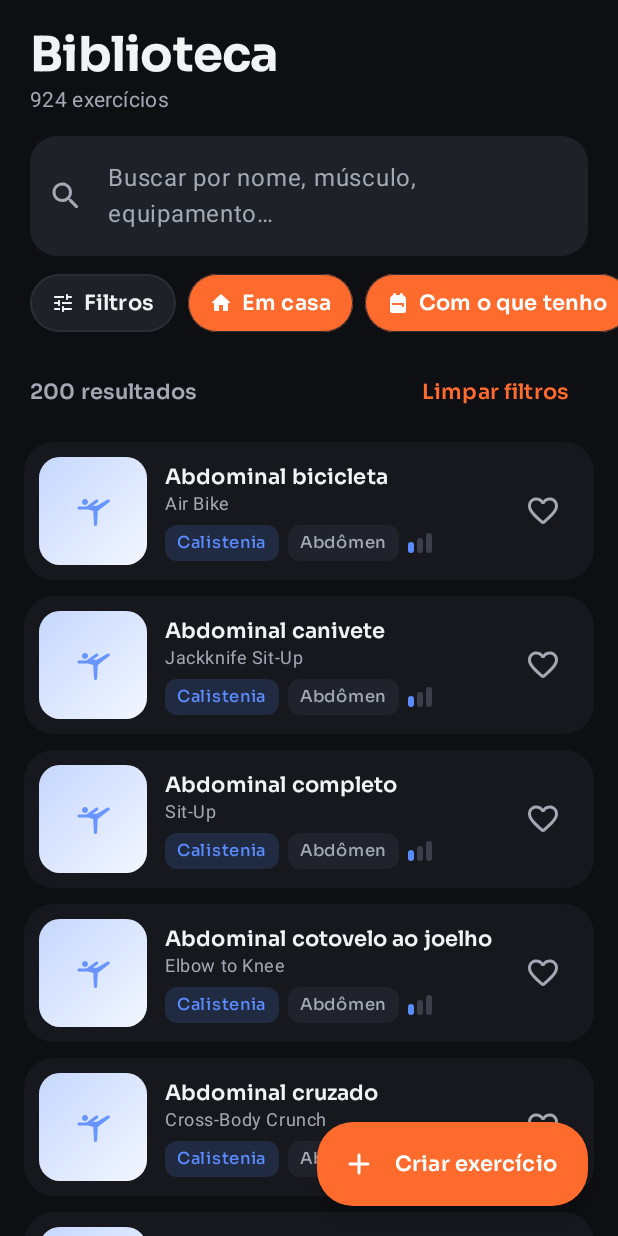
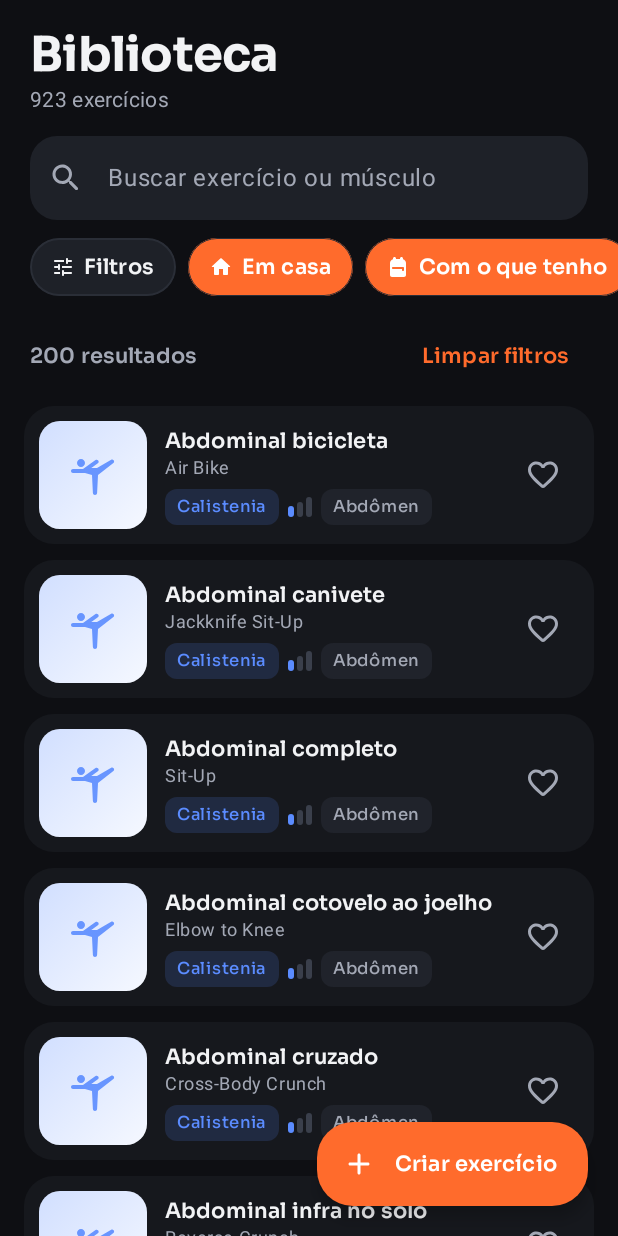
Before and after one commit to Eduardochimchek/fitforge, an Android app built with Jetpack Compose: the composable LibraryScreen shown on its own in the app's theme, after a tap on "Com o que tenho", on a phone screen of 412 x 824 dp. Run offline under Robolectric (Android 15) with nearby library versions, the phone set to English and light mode, and no system bars; our stand-ins replace Dagger/Hilt's generated code, Room's generated code; libraries missing offline, so code that uses them is left out: androidx.hilt.lifecycle; pictures from the network do not load; 2 other taps on this screen came first.

Commit message:
Ajustes do teste no celular: duplicata removida, seed apaga exercício que saiu da base, tags e busca
- Remove o extra 'Abdominal bicicleta' (o Air_Bike do dataset já é ele, com fotos)
- Seed v2 também apaga exercícios nativos que não existem mais no JSON
- Tag de músculo não quebra linha; placeholder escuro e ícone no tamanho certo
- Filtro de músculo numa seção só; busca prioriza exercício com imagem
- Degradê no topo da foto do detalhe para os ícones ficarem legíveis
- Fetcher OkHttp explícito no Coil e log de imagens no debug

Co-Authored-By: Claude Opus 5.5 <noreply@anthropic.com>

```diff
--- a/app/src/main/java/app/fitforge/FitForgeApp.kt
+++ b/app/src/main/java/app/fitforge/FitForgeApp.kt
@@ -8,7 +8,9 @@ import coil3.SingletonImageLoader
 import coil3.disk.DiskCache
 import coil3.gif.AnimatedImageDecoder
 import coil3.gif.GifDecoder
+import coil3.network.okhttp.OkHttpNetworkFetcherFactory
 import coil3.request.crossfade
+import coil3.util.DebugLogger
 import dagger.hilt.android.HiltAndroidApp
 import okio.Path.Companion.toOkioPath
 
@@ -17,6 +19,7 @@ class FitForgeApp : Application(), SingletonImageLoader.Factory {
     override fun newImageLoader(context: PlatformContext): ImageLoader =
         ImageLoader.Builder(context)
             .components {
+                add(OkHttpNetworkFetcherFactory())
                 if (Build.VERSION.SDK_INT >= 28) add(AnimatedImageDecoder.Factory()) else add(GifDecoder.Factory())
             }
             .diskCache {
@@ -26,5 +29,6 @@ class FitForgeApp : Application(), SingletonImageLoader.Factory {
                     .build()
             }
             .crossfade(true)
+            .apply { if (BuildConfig.DEBUG) logger(DebugLogger()) }
             .build()
 }
--- a/app/src/main/java/app/fitforge/data/db/ExerciseDao.kt
+++ b/app/src/main/java/app/fitforge/data/db/ExerciseDao.kt
@@ -24,6 +24,12 @@ interface ExerciseDao {
     @Query("SELECT id FROM exercises WHERE favorite = 1")
     suspend fun favoriteIds(): List<String>
 
+    @Query("SELECT id FROM exercises WHERE custom = 0")
+    suspend fun builtInIds(): List<String>
+
+    @Query("DELETE FROM exercises WHERE id IN (:ids) AND custom = 0")
+    suspend fun deleteBuiltIn(ids: List<String>)
+
     @Query("SELECT COUNT(*) FROM exercises WHERE custom = 0")
     suspend fun builtInCount(): Int
 
--- a/app/src/main/java/app/fitforge/data/seed/ExerciseSeeder.kt
+++ b/app/src/main/java/app/fitforge/data/seed/ExerciseSeeder.kt
@@ -47,6 +47,8 @@ class ExerciseSeeder @Inject constructor(
         if (current >= file.versao && dao.builtInCount() > 0) return@withContext
         val favorites = dao.favoriteIds().toSet()
         dao.insertAll(file.exercicios.map { it.toEntity(it.id in favorites) })
+        val keep = file.exercicios.mapTo(HashSet()) { it.id }
+        dao.builtInIds().filterNot { it in keep }.chunked(500).forEach { dao.deleteBuiltIn(it) }
         prefs.setSeedVersion(file.versao)
     }
 
--- a/app/src/main/java/app/fitforge/ui/components/Chips.kt
+++ b/app/src/main/java/app/fitforge/ui/components/Chips.kt
@@ -74,7 +74,14 @@ fun Tag(
         horizontalArrangement = Arrangement.spacedBy(4.dp),
     ) {
         if (icon != null) Icon(icon, null, tint = color, modifier = Modifier.size(13.dp))
-        Text(label, style = MaterialTheme.typography.labelSmall, color = color)
+        Text(
+            label,
+            style = MaterialTheme.typography.labelSmall,
+            color = color,
+            maxLines = 1,
+            softWrap = false,
+            overflow = androidx.compose.ui.text.style.TextOverflow.Ellipsis,
+        )
     }
 }
 
--- a/app/src/main/java/app/fitforge/ui/components/ExerciseImage.kt
+++ b/app/src/main/java/app/fitforge/ui/components/ExerciseImage.kt
@@ -5,7 +5,7 @@ import androidx.compose.animation.core.tween
 import androidx.compose.foundation.background
 import androidx.compose.foundation.layout.Box
 import androidx.compose.foundation.layout.fillMaxSize
-import androidx.compose.foundation.layout.fillMaxWidth
+import androidx.compose.foundation.layout.size
 import androidx.compose.material3.Icon
 import androidx.compose.material3.MaterialTheme
 import androidx.compose.runtime.Composable
@@ -50,7 +50,7 @@ fun ExerciseImage(
             }
         }
     }
-    val bg = Color.White
+    val bg = if (images.isEmpty()) MaterialTheme.colorScheme.surfaceContainerHigh else Color.White
     Box(modifier.background(bg), contentAlignment = Alignment.Center) {
         if (images.isEmpty()) {
             Placeholder(category, iconSize)
@@ -77,14 +77,14 @@ private fun Placeholder(category: Category, iconSize: Dp, loading: Boolean = fal
     Box(
         Modifier
             .fillMaxSize()
-            .background(Brush.linearGradient(listOf(c.copy(alpha = 0.35f), c.copy(alpha = 0.08f)))),
+            .background(Brush.linearGradient(listOf(c.copy(alpha = 0.28f), c.copy(alpha = 0.06f)))),
         contentAlignment = Alignment.Center,
     ) {
         Icon(
             category.icon,
             contentDescription = null,
             tint = c.copy(alpha = if (loading) 0.4f else 0.9f),
-            modifier = Modifier.fillMaxWidth(0.4f),
+            modifier = Modifier.size(iconSize),
         )
     }
 }
--- a/app/src/main/java/app/fitforge/ui/screens/library/LibraryScreen.kt
+++ b/app/src/main/java/app/fitforge/ui/screens/library/LibraryScreen.kt
@@ -77,7 +77,6 @@ import app.fitforge.domain.model.Equipment
 import app.fitforge.domain.model.Exercise
 import app.fitforge.domain.model.Level
 import app.fitforge.domain.model.Muscle
-import app.fitforge.domain.model.MuscleGroup
 import app.fitforge.domain.model.Place
 import app.fitforge.domain.model.muscleLabel
 import app.fitforge.ui.components.EmptyState
@@ -187,7 +186,7 @@ private fun SearchField(value: String, onChange: (String) -> Unit) {
     TextField(
         value = value,
         onValueChange = onChange,
-        placeholder = { Text("Buscar por nome, músculo, equipamento…") },
+        placeholder = { Text("Buscar exercício ou músculo", maxLines = 1) },
         leadingIcon = { Icon(Icons.Rounded.Search, null) },
         trailingIcon = {
             AnimatedVisibility(value.isNotEmpty(), enter = scaleIn() + fadeIn(), exit = scaleOut() + fadeOut()) {
@@ -307,8 +306,8 @@ fun ExerciseRow(
             Spacer(Modifier.height(6.dp))
             Row(horizontalArrangement = Arrangement.spacedBy(6.dp), verticalAlignment = Alignment.CenterVertically) {
                 Tag(e.category.label, color = catColor, filled = true)
-                e.primaryMuscles.firstOrNull()?.let { Tag(muscleLabel(it)) }
                 LevelBars(e.level.bars, color = catColor)
+                e.primaryMuscles.firstOrNull()?.let { Tag(muscleLabel(it), modifier = Modifier.weight(1f, fill = false)) }
             }
         }
         if (trailing != null) trailing()
@@ -369,11 +368,9 @@ private fun FilterSheet(
                     )
                 }
             }
-            MuscleGroup.entries.forEach { g ->
-                SheetSection("Músculo · ${g.label}") {
-                    Muscle.entries.filter { it.group == g }.forEach { m ->
-                        SelectChip(m.label, m in filters.muscles, { onUpdate { it.copy(muscles = it.muscles.toggle(m)) } })
-                    }
+            SheetSection("Músculo") {
+                Muscle.entries.sortedBy { it.group.ordinal }.forEach { m ->
+                    SelectChip(m.label, m in filters.muscles, { onUpdate { it.copy(muscles = it.muscles.toggle(m)) } })
                 }
             }
             SheetSection("Equipamento") {
--- a/app/src/main/java/app/fitforge/ui/screens/library/LibraryViewModel.kt
+++ b/app/src/main/java/app/fitforge/ui/screens/library/LibraryViewModel.kt
@@ -110,6 +110,7 @@ class LibraryViewModel @Inject constructor(
         return list.sortedWith(
             compareByDescending<Exercise> { normalize(it.name).startsWith(first) }
                 .thenByDescending { it.translated }
+                .thenByDescending { it.images.isNotEmpty() }
                 .thenBy { it.name.length },
         )
     }
```
Also changed, not shown: app/src/main/java/app/fitforge/ui/screens/exercise/ExerciseDetailScreen.kt (+17 -6 lines), app/src/main/assets/exercises.json, 2 other files.
